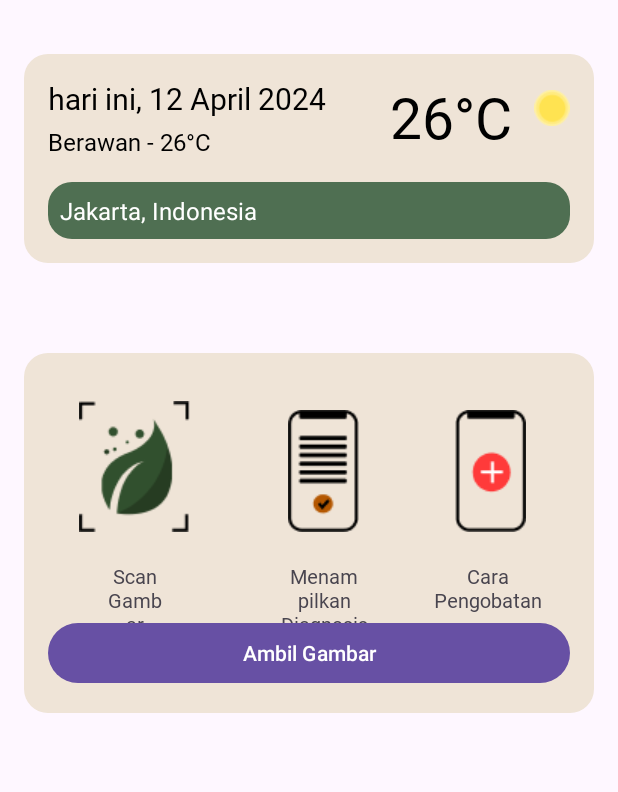
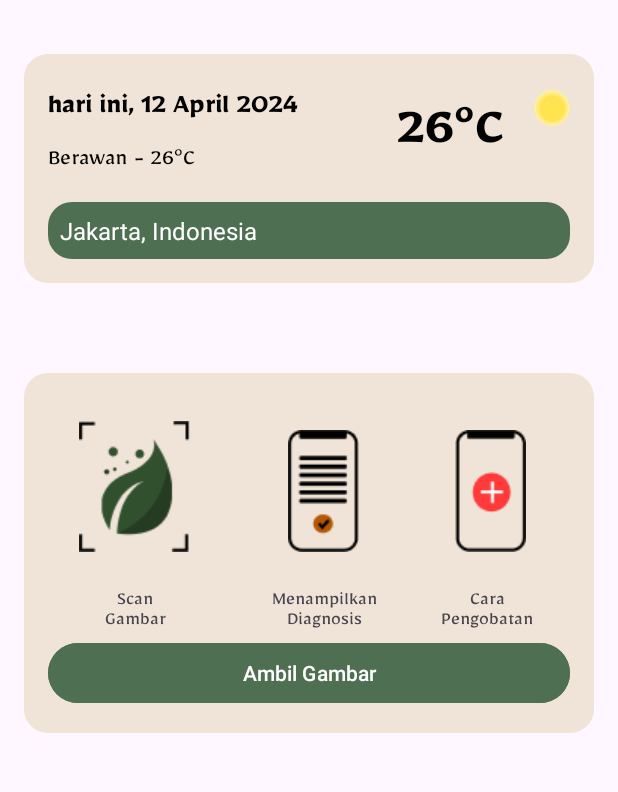
Before and after one commit to C241-PS120/bangkit-mobile-dev, an Android app: the screen it shows after launch (MainActivity), on a phone screen of 412 x 824 dp, the part 72-864 px from its top. Run offline under Robolectric (Android 15) with nearby library versions, the phone set to English and light mode, and no system bars.

Commit message:
changing ttf file name

```diff
--- a/COPTAS/app/src/main/res/layout/activity_main.xml
+++ b/COPTAS/app/src/main/res/layout/activity_main.xml
@@ -37,19 +37,19 @@
             android:layout_width="wrap_content"
             android:layout_height="wrap_content"
             android:text="hari ini, 12 April 2024"
-            android:fontFamily="@font/MirzaBold"
+            android:fontFamily="@font/mirza_bold"
             android:textColor="@android:color/black"
             android:textSize="20sp"
             app:layout_constraintStart_toStartOf="parent"
             app:layout_constraintTop_toTopOf="parent" />
 
-        <!-- Weather Description -->
+
         <TextView
             android:id="@+id/weather_desc"
             android:layout_width="wrap_content"
             android:layout_height="wrap_content"
             android:layout_marginTop="4dp"
-            android:fontFamily="@font/MirzaRegular"
+            android:fontFamily="@font/mirza_reguler"
             android:text="Berawan - 26°C"
             android:textColor="@android:color/black"
             android:textSize="16sp"
@@ -63,7 +63,7 @@
             android:layout_width="wrap_content"
             android:layout_height="wrap_content"
             android:layout_marginStart="16dp"
-            android:fontFamily="@font/MirzaBold"
+            android:fontFamily="@font/mirza_bold"
             android:text="26°C"
             android:textColor="@android:color/black"
             android:textSize="38sp"
@@ -143,7 +143,7 @@
             android:layout_height="wrap_content"
             android:layout_marginStart="37dp"
             android:layout_marginTop="20dp"
-            android:fontFamily="@font/MirzaRegular"
+            android:fontFamily="@font/mirza_reguler"
             android:text="@string/scan_gambar"
             android:textSize="13sp"
             android:textAlignment="center"
@@ -169,7 +169,7 @@
             android:layout_height="wrap_content"
             android:layout_marginStart="147dp"
             android:layout_marginTop="20dp"
-            android:fontFamily="@font/MirzaRegular"
+            android:fontFamily="@font/mirza_reguler"
             android:text="@string/menampilkan_diagnosis"
             android:textSize="13sp"
             android:textAlignment="center"
@@ -183,7 +183,7 @@
             android:layout_height="wrap_content"
             android:layout_marginStart="256dp"
             android:layout_marginTop="20dp"
-            android:fontFamily="@font/MirzaRegular"
+            android:fontFamily="@font/mirza_reguler"
             android:text="@string/cara_pengobatan"
             android:textAlignment="center"
             android:textSize="13sp"
@@ -210,7 +210,8 @@
             app:layout_constraintEnd_toEndOf="parent"
             app:layout_constraintStart_toStartOf="parent"
             android:layout_marginTop="24dp"
-            android:text="@string/ambil_gambar"/>
+            android:text="@string/ambil_gambar"
+            android:backgroundTint="@color/green"/>
 
 
 
```
Also changed, not shown: COPTAS/app/src/main/res/font/acmeregular.ttf (deleted), COPTAS/app/src/main/res/font/mirza_bold.ttf (renamed from COPTAS/app/src/main/res/font/mirzabold.ttf), COPTAS/app/src/main/res/font/mirza_medium.ttf (renamed from COPTAS/app/src/main/res/font/mirzamedium.ttf), COPTAS/app/src/main/res/font/mirza_reguler.ttf (renamed from COPTAS/app/src/main/res/font/mirzaregular.ttf), COPTAS/app/src/main/res/font/mirza_semibold.ttf (renamed from COPTAS/app/src/main/res/font/mirzasemibold.ttf).
